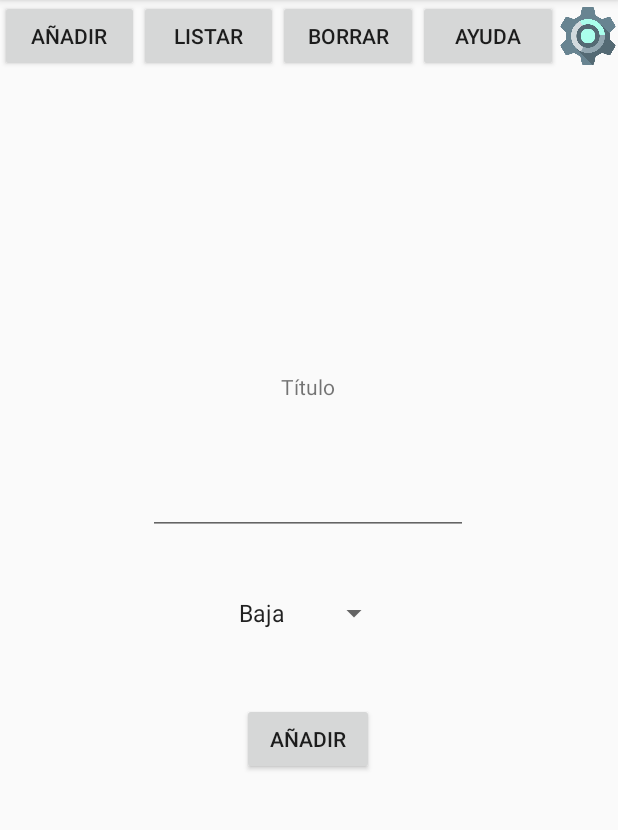
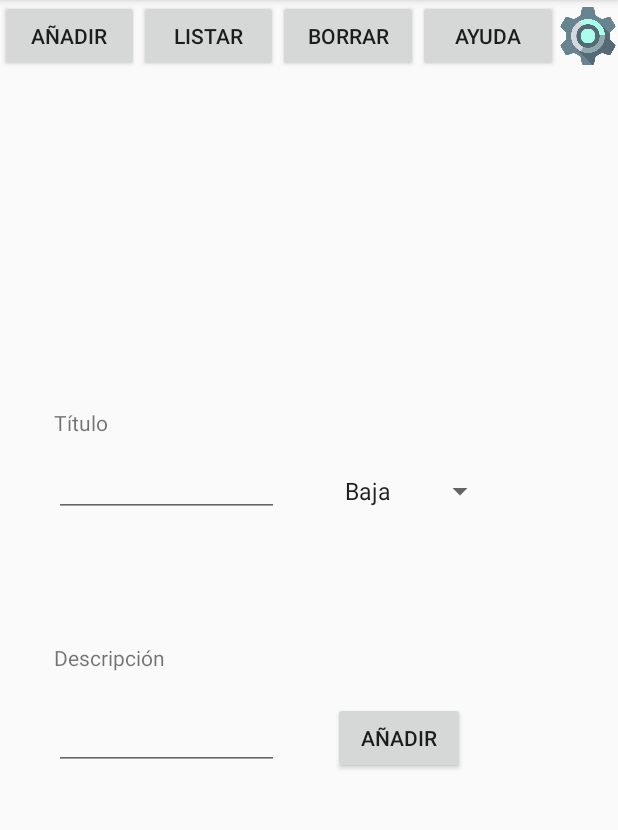
Before and after one commit to Ken-MITS/Incidencias, an Android app: the Menu screen opened directly, with no data from a screen before it, after a tap on "AÑADIR", on a phone screen of 412 x 824 dp, the part 84-914 px from its top. Run offline under Robolectric (Android 15) with nearby library versions, the phone set to English and light mode, and no system bars.

```diff
--- a/app/src/main/java/com/example/incidencia/DB/IncidencaContract.java
+++ b/app/src/main/java/com/example/incidencia/DB/IncidencaContract.java
@@ -9,6 +9,9 @@ public class IncidencaContract {
         public static final String ID="id";
         public static final String COLUMN_NAME_TITLE = "title";
         public static final String COLUMN_NAME_LEVEL = "level";
+        //Nuevos dos campos
+        public static final String COLUMN_NAME_DESCRIPTION = "description";
+        public static final String COLUMN_NAME_DATE = "date";
 
 
     }
--- a/app/src/main/java/com/example/incidencia/DB/IncidenciaDBHelper.java
+++ b/app/src/main/java/com/example/incidencia/DB/IncidenciaDBHelper.java
@@ -18,8 +18,9 @@ public class IncidenciaDBHelper extends SQLiteOpenHelper {
     public static final int DATABASE_VERSION=1;
     public static final String DATABASE_NAME= "incidencias.db";
     private static final String SQL_CREATE_ENTRIES = "CREATE TABLE "+ TABLE_NAME+"("
-            +IncidenciaEntry.ID+" INTEGER PRIMARY KEY AUTOINCREMENT, "+ IncidenciaEntry.COLUMN_NAME_TITLE+" TEXT, " +
-            IncidenciaEntry.COLUMN_NAME_LEVEL +" TEXT)";
+            +IncidenciaEntry.ID+" INTEGER PRIMARY KEY AUTOINCREMENT, "+ IncidenciaEntry.COLUMN_NAME_TITLE+" TEXT, "
+            +IncidenciaEntry.COLUMN_NAME_LEVEL+" TEXT, " + IncidenciaEntry.COLUMN_NAME_DESCRIPTION+" TEXT, "
+            +IncidenciaEntry.COLUMN_NAME_DATE+" TEXT)";
 
     public IncidenciaDBHelper(Context context) {
         super(context, DATABASE_NAME, null, DATABASE_VERSION);
@@ -28,7 +29,6 @@ public class IncidenciaDBHelper extends SQLiteOpenHelper {
     @Override
     public void onCreate(SQLiteDatabase db) {
         db.execSQL(SQL_CREATE_ENTRIES);
-
 
     }
 
@@ -42,6 +42,8 @@ public class IncidenciaDBHelper extends SQLiteOpenHelper {
             ContentValues values = new ContentValues();
             values.put(IncidenciaEntry.COLUMN_NAME_TITLE, in.getNom());
             values.put(IncidenciaEntry.COLUMN_NAME_LEVEL, in.getPrioritat());
+            values.put(IncidenciaEntry.COLUMN_NAME_DESCRIPTION, in.getDescription());
+            values.put(IncidenciaEntry.COLUMN_NAME_DATE, in.getDate());
 
             db.insert(TABLE_NAME, null, values);
         }else{
@@ -58,15 +60,12 @@ public class IncidenciaDBHelper extends SQLiteOpenHelper {
         Cursor cursor = db.rawQuery(query, null);
         if (cursor.moveToFirst()){
             do{
-                Log.i("provaLog", "cursor getColumName 1: "+ cursor.getColumnName(1));
-                Log.i("provaLog", "cursor getString 1: "+ cursor.getString(1));
-                Log.i("provaLog", "cursor getColumName 2: "+ cursor.getColumnName(2));
-                Log.i("provaLog", "cursor getString 2: "+ cursor.getString(2));
-
                 //Create a new object with the values on the current cursor value. (So it's not really a new object)
                 Incidencia i = new Incidencia();
                 i.setNom(cursor.getString(1));
                 i.setPrioritat(cursor.getString(2));
+                i.setDescription(cursor.getString(3));
+                i.setDate(cursor.getString(4));
 
                 //insert into the returning ArrayList to pass it as the adapter parameter.
                 a.add(i);
@@ -86,4 +85,8 @@ public class IncidenciaDBHelper extends SQLiteOpenHelper {
 
     }
 
+    public void showById(){
+
+    }
+
 }
--- a/app/src/main/java/com/example/incidencia/Menu.java
+++ b/app/src/main/java/com/example/incidencia/Menu.java
@@ -84,6 +84,7 @@ public class Menu extends AppCompatActivity implements View.OnClickListener {
                             @Override
                             public void onClick(DialogInterface dialog, int which) {
                                 dbHelper.deleteIncidencias();
+
                                 Toast.makeText(getApplicationContext(), getResources().getString(R.string.toast), Toast.LENGTH_LONG).show();
 
                                 //Show the list again, but now it's empty.
--- a/app/src/main/res/layout/fragment_add.xml
+++ b/app/src/main/res/layout/fragment_add.xml
@@ -9,25 +9,48 @@
 
 
     <EditText
-        android:id="@+id/ETnombre"
+        android:id="@+id/ETdescription"
+        android:layout_width="150dp"
+        android:layout_height="wrap_content"
+        android:layout_marginStart="36dp"
+        android:layout_marginLeft="36dp"
+        android:layout_marginTop="20dp"
+        android:ems="10"
+        android:gravity="start|top"
+        android:inputType="textMultiLine"
+        app:layout_constraintStart_toStartOf="parent"
+        app:layout_constraintTop_toBottomOf="@+id/description" />
+
+    <Button
+        android:id="@+id/buttonAfegir"
         android:layout_width="wrap_content"
         android:layout_height="wrap_content"
-        android:layout_marginTop="44dp"
-        android:ems="10"
-        android:inputType="textPersonName"
-        app:layout_constraintEnd_toEndOf="parent"
-        app:layout_constraintHorizontal_bias="0.497"
+        android:layout_marginStart="36dp"
+        android:layout_marginLeft="36dp"
+        android:layout_marginTop="20dp"
+        android:text="@string/bAdd"
+        app:layout_constraintStart_toEndOf="@+id/ETdescription"
+        app:layout_constraintTop_toBottomOf="@+id/description" />
+
+    <TextView
+        android:id="@+id/description"
+        android:layout_width="wrap_content"
+        android:layout_height="wrap_content"
+        android:layout_marginStart="36dp"
+        android:layout_marginLeft="36dp"
+        android:layout_marginTop="84dp"
+        android:text="@string/description"
         app:layout_constraintStart_toStartOf="parent"
-        app:layout_constraintTop_toBottomOf="@+id/titolView" />
+        app:layout_constraintTop_toBottomOf="@+id/ETnombre" />
 
     <TextView
         android:id="@+id/titolView"
         android:layout_width="wrap_content"
         android:layout_height="wrap_content"
-        android:layout_marginTop="80dp"
+        android:layout_marginStart="36dp"
+        android:layout_marginLeft="36dp"
+        android:layout_marginTop="104dp"
         android:text="@string/title"
-        app:layout_constraintEnd_toEndOf="parent"
-        app:layout_constraintHorizontal_bias="0.498"
         app:layout_constraintStart_toStartOf="parent"
         app:layout_constraintTop_toTopOf="parent" />
 
@@ -35,24 +58,26 @@
         android:id="@+id/spinner"
         android:layout_width="wrap_content"
         android:layout_height="wrap_content"
-        android:layout_marginTop="40dp"
+        android:layout_marginStart="36dp"
+        android:layout_marginLeft="36dp"
+        android:layout_marginTop="24dp"
         android:prompt="@string/app_name"
-        app:layout_constraintEnd_toEndOf="parent"
-        app:layout_constraintHorizontal_bias="0.498"
-        app:layout_constraintStart_toStartOf="parent"
-        app:layout_constraintTop_toBottomOf="@+id/ETnombre">
+        app:layout_constraintStart_toEndOf="@+id/ETnombre"
+        app:layout_constraintTop_toBottomOf="@+id/titolView">
 
     </Spinner>
 
-    <Button
-        android:id="@+id/buttonAfegir"
-        android:layout_width="wrap_content"
+    <EditText
+        android:id="@+id/ETnombre"
+        android:layout_width="150dp"
         android:layout_height="wrap_content"
-        android:layout_marginTop="48dp"
-        app:layout_constraintEnd_toEndOf="parent"
-        app:layout_constraintHorizontal_bias="0.498"
+        android:layout_marginStart="36dp"
+        android:layout_marginLeft="36dp"
+        android:layout_marginTop="8dp"
+        android:ems="10"
+        android:inputType="textPersonName"
         app:layout_constraintStart_toStartOf="parent"
-        app:layout_constraintTop_toBottomOf="@+id/spinner" />
+        app:layout_constraintTop_toBottomOf="@+id/titolView" />
 
 
 </androidx.constraintlayout.widget.ConstraintLayout>
--- a/app/src/main/res/values/colors.xml
+++ b/app/src/main/res/values/colors.xml
@@ -5,5 +5,8 @@
     <color name="colorAccent">#03DAC5</color>
     <color name="colorLine">#00bfff</color>
     <color name="white">#ffffff</color>
+    <color name="red">#ba160c</color>
+    <color name="orange">#ffa500</color>
+    <color name="green">#32cd32</color>
 
 </resources>
--- a/app/src/main/res/values/strings.xml
+++ b/app/src/main/res/values/strings.xml
@@ -42,6 +42,7 @@
         <item>Media</item>
         <item>Alta</item>
     </string-array>
+    <string name="description">Descripción</string>
 
     <!-- Settings -->
     <string name="lang">Idioma</string>
```
Also changed, not shown: app/src/main/java/com/example/incidencia/Add.java (+15 -5 lines), app/src/main/java/com/example/incidencia/Detalle.java (added, +60 -0 lines), app/src/main/java/com/example/incidencia/Incidencia.java (+22 -7 lines), app/src/main/java/com/example/incidencia/RecyclerViewAdapter.java (+19 -3 lines), app/src/main/res/drawable/status_circle.xml (added, +11 -0 lines), app/src/main/res/layout/fragment_detalle.xml (added, +96 -0 lines), app/src/main/res/layout/item_list.xml (+14 -3 lines), 1 other file.
